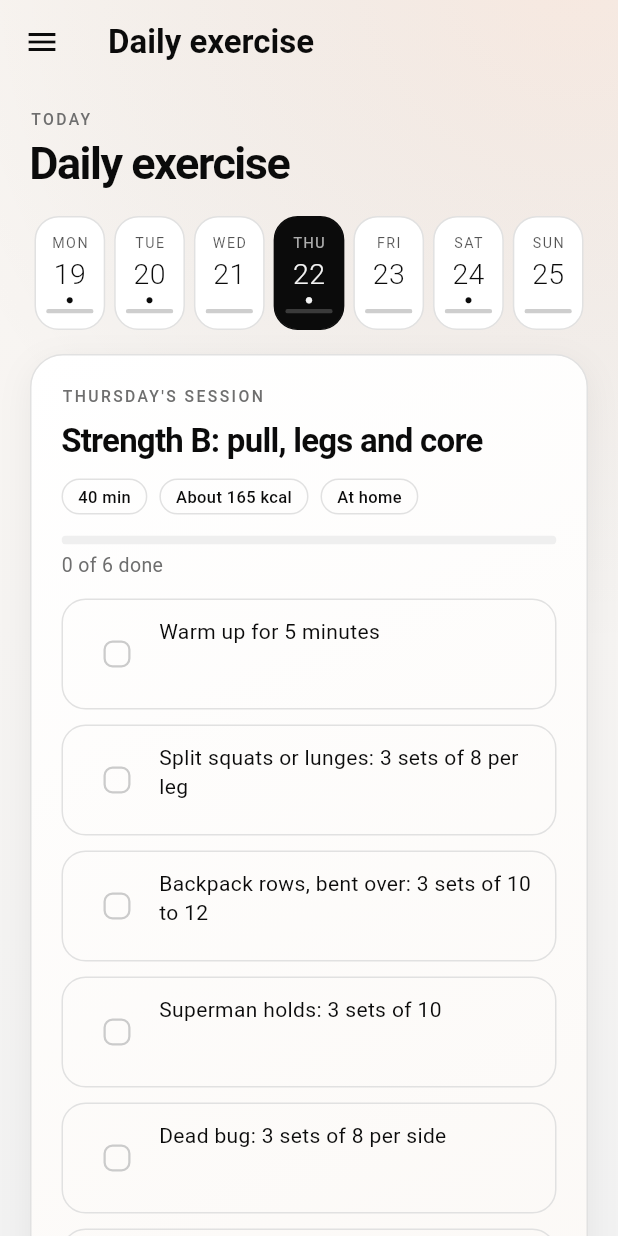
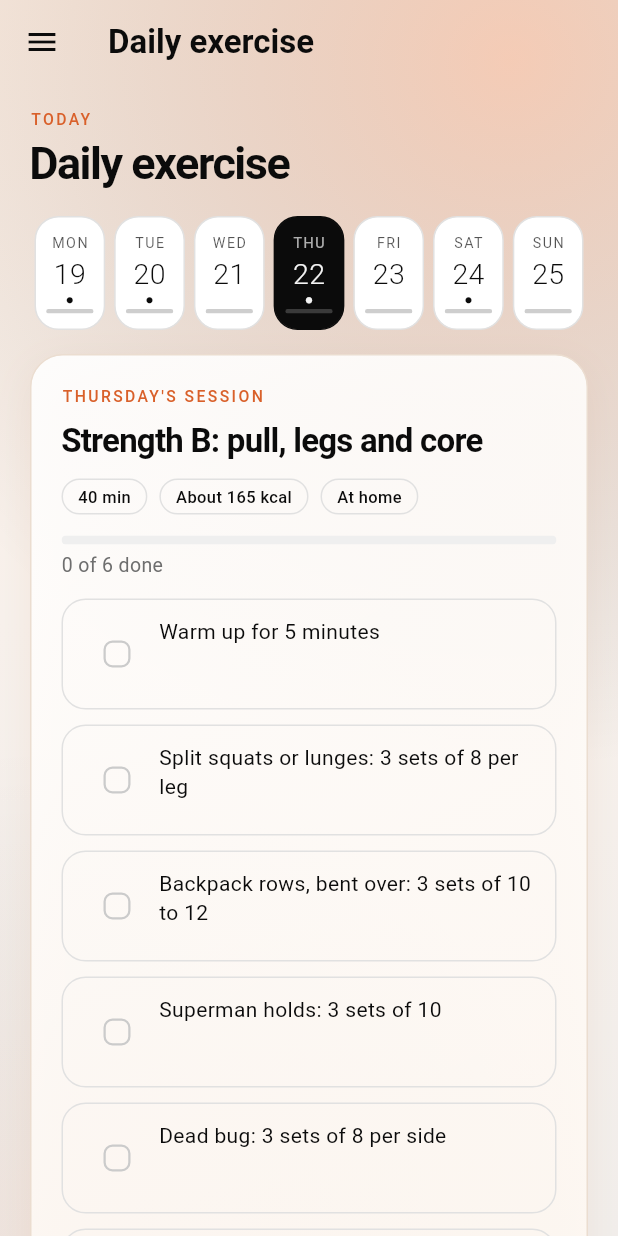
Before and after one commit to usamatech1/pureburn, a Flutter app: the screen it shows after launch, after a tap on "WORKOUT", on a phone screen of 412 x 824 dp. Run offline on Flutter 3.47's test engine with Material 3 defaults, Android fonts, the phone set to English and light mode, and no system bars; our stand-ins replace flutter_local_notifications, google_sign_in, local_auth, pedometer, permission_handler, share_plus and 2 more; missing offline and left inert: dart:html.

Commit message:
Richer ember ambience (breathing glow, glass cards, ember accents) and cleaner set fields with column headers
Co-Authored-By: Claude Sonnet 5.5 <noreply@anthropic.com>
Claude-Session: https://claude.ai/code/session_01UnSAGRW2TjAb1brdbYaeEo

```diff
--- a/lib/main.dart
+++ b/lib/main.dart
@@ -20,12 +20,12 @@ void main() {
 ThemeData _theme(Brightness b) {
   final dark = b == Brightness.dark;
   final scheme = ColorScheme.fromSeed(seedColor: Colors.black, brightness: b).copyWith(
-    primary: dark ? Colors.white : Colors.black,
-    onPrimary: dark ? Colors.black : Colors.white,
+    primary: dark ? const Color(0xFFF28A55) : const Color(0xFFC9531F),
+    onPrimary: dark ? const Color(0xFF1A0D06) : Colors.white,
     surface: dark ? const Color(0xFF050505) : const Color(0xFFF4F4F4),
     onSurface: dark ? const Color(0xFFF5F5F5) : const Color(0xFF0B0B0B),
-    secondaryContainer: dark ? Colors.white : Colors.black,
-    onSecondaryContainer: dark ? Colors.black : Colors.white,
+    secondaryContainer: dark ? const Color(0xFFF28A55) : const Color(0xFFC9531F),
+    onSecondaryContainer: dark ? const Color(0xFF1A0D06) : Colors.white,
     outline: dark ? const Color(0xFF3A3A3A) : const Color(0xFFCBCBCB),
   );
   return ThemeData(
@@ -209,8 +209,8 @@ class _NavBtn extends StatelessWidget {
   const _NavBtn({required this.m, required this.on, required this.onTap});
   @override
   Widget build(BuildContext context) {
-    final bg = on ? fg(context) : Colors.transparent;
-    final ink = on ? Theme.of(context).colorScheme.surface : muted(context);
+    final bg = on ? accent(context).withOpacity(0.16) : Colors.transparent;
+    final ink = on ? accent(context) : muted(context);
     return Padding(
       padding: const EdgeInsets.symmetric(vertical: 1),
       child: InkWell(
@@ -218,7 +218,7 @@ class _NavBtn extends StatelessWidget {
         onTap: onTap,
         child: Container(
           padding: const EdgeInsets.symmetric(horizontal: 12, vertical: 11),
-          decoration: BoxDecoration(color: bg, borderRadius: BorderRadius.circular(14)),
+          decoration: BoxDecoration(color: bg, borderRadius: BorderRadius.circular(14), border: Border.all(color: on ? accent(context).withOpacity(0.35) : Colors.transparent)),
           child: Row(children: [
             Icon(m.icon, size: 19, color: ink),
             const SizedBox(width: 12),
--- a/lib/ui.dart
+++ b/lib/ui.dart
@@ -22,37 +22,73 @@ void buzz([bool strong = false]) {
   }
 }
 
-/// Soft, calm backdrop: a faint warm glow at the top over a deep gradient.
-class Ambient extends StatelessWidget {
+/// Calm backdrop: a deep gradient with a warm glow that slowly breathes.
+class Ambient extends StatefulWidget {
   final Widget child;
   const Ambient({super.key, required this.child});
   @override
+  State<Ambient> createState() => _AmbientState();
+}
+
+class _AmbientState extends State<Ambient> with SingleTickerProviderStateMixin {
+  late final AnimationController _c = AnimationController(vsync: this, duration: const Duration(seconds: 9));
+
+  @override
+  void initState() {
+    super.initState();
+    _c.repeat(reverse: true);
+  }
+
+  @override
+  void dispose() {
+    _c.dispose();
+    super.dispose();
+  }
+
+  @override
   Widget build(BuildContext context) {
     final dark = Theme.of(context).brightness == Brightness.dark;
+    final a = accent(context);
+    final still = MediaQuery.of(context).disableAnimations;
     return Stack(children: [
       Positioned.fill(
         child: RepaintBoundary(
-          child: DecoratedBox(
+          child: AnimatedBuilder(
+            animation: still ? const AlwaysStoppedAnimation<double>(0.5) : _c,
+            builder: (context, _) {
+              final t = Curves.easeInOut.transform(still ? 0.5 : _c.value);
+              return DecoratedBox(
                 decoration: BoxDecoration(
                   gradient: LinearGradient(
                     begin: Alignment.topCenter,
                     end: Alignment.bottomCenter,
-                colors: dark ? const [Color(0xFF0E0C0B), Color(0xFF050505)] : const [Color(0xFFFAF6F2), Color(0xFFF2F2F2)],
+                    colors: dark ? const [Color(0xFF120D0A), Color(0xFF060505), Color(0xFF040404)] : const [Color(0xFFFFF1E6), Color(0xFFF7F1EC), Color(0xFFF1EEEB)],
                   ),
                 ),
                 child: DecoratedBox(
                   decoration: BoxDecoration(
                     gradient: RadialGradient(
-                  center: const Alignment(0.85, -1.05),
-                  radius: 1.1,
-                  colors: [accent(context).withOpacity(dark ? 0.10 : 0.09), Colors.transparent],
+                      center: Alignment(0.9 - 0.25 * t, -1.0 + 0.1 * t),
+                      radius: 0.9 + 0.25 * t,
+                      colors: [a.withOpacity((dark ? 0.22 : 0.20) + 0.06 * t), Colors.transparent],
+                    ),
+                  ),
+                  child: DecoratedBox(
+                    decoration: BoxDecoration(
+                      gradient: RadialGradient(
+                        center: Alignment(-1.0 + 0.2 * t, 1.05),
+                        radius: 0.85,
+                        colors: [a.withOpacity(dark ? 0.09 : 0.08), Colors.transparent],
                       ),
                     ),
                   ),
                 ),
+              );
+            },
           ),
         ),
-      child,
+      ),
+      widget.child,
     ]);
   }
 }
@@ -64,23 +100,35 @@ class Box extends StatelessWidget {
   const Box({super.key, required this.child, this.padding = const EdgeInsets.all(20), this.dark = false});
   @override
   Widget build(BuildContext context) {
-    return Container(
+    final night = Theme.of(context).brightness == Brightness.dark;
+    final a = accent(context);
+    final deco = dark
+        ? BoxDecoration(
+            gradient: const LinearGradient(begin: Alignment.topLeft, end: Alignment.bottomRight, colors: [Color(0xFF17110D), Color(0xFF0A0A0A)]),
+            borderRadius: BorderRadius.circular(22),
+            border: Border.all(color: a.withOpacity(0.28)),
+            boxShadow: [BoxShadow(color: a.withOpacity(0.10), blurRadius: 28, offset: const Offset(0, 10))],
+          )
+        : BoxDecoration(
+            gradient: night
+                ? const LinearGradient(begin: Alignment.topLeft, end: Alignment.bottomRight, colors: [Color(0xCC1B1612), Color(0xCC0E0C0B)])
+                : const LinearGradient(begin: Alignment.topLeft, end: Alignment.bottomRight, colors: [Color(0xE6FFFFFF), Color(0xD9FFF8F1)]),
+            borderRadius: BorderRadius.circular(22),
+            border: Border.all(color: night ? const Color(0x24FFFFFF) : const Color(0xFFEBDDD0)),
+            boxShadow: night ? null : const [BoxShadow(color: Color(0x14B45A28), blurRadius: 22, offset: Offset(0, 8))],
+          );
+    final body = Container(
       width: double.infinity,
       padding: padding,
-      decoration: BoxDecoration(
-        color: dark ? const Color(0xFF0B0B0B) : null,
-        gradient: dark
-            ? null
-            : (Theme.of(context).brightness == Brightness.dark
-                ? const LinearGradient(begin: Alignment.topLeft, end: Alignment.bottomRight, colors: [Color(0xFF151413), Color(0xFF0E0E0E)])
-                : const LinearGradient(begin: Alignment.topLeft, end: Alignment.bottomRight, colors: [Colors.white, Color(0xFFFBF8F5)])),
-        borderRadius: BorderRadius.circular(22),
-        border: Border.all(color: dark ? const Color(0xFF2A2A2A) : line(context)),
-        boxShadow: Theme.of(context).brightness == Brightness.dark || dark
-            ? null
-            : const [BoxShadow(color: Color(0x0F000000), blurRadius: 18, offset: Offset(0, 6))],
-      ),
+      decoration: deco,
       child: dark ? DefaultTextStyle.merge(style: const TextStyle(color: Colors.white), child: child) : child,
+    );
+    return TweenAnimationBuilder<double>(
+      tween: Tween<double>(begin: 0, end: 1),
+      duration: const Duration(milliseconds: 380),
+      curve: Curves.easeOutCubic,
+      builder: (context, v, w) => Opacity(opacity: v, child: Transform.translate(offset: Offset(0, 12 * (1 - v)), child: w)),
+      child: body,
     );
   }
 }
@@ -91,7 +139,7 @@ class Eyebrow extends StatelessWidget {
   const Eyebrow(this.t, {super.key, this.onDark = false});
   @override
   Widget build(BuildContext context) => Text(tr(t).toUpperCase(),
-      style: TextStyle(fontSize: 10.5, letterSpacing: 1.6, fontWeight: FontWeight.w500, color: onDark ? const Color(0xFFA6A6A6) : muted(context)));
+      style: TextStyle(fontSize: 10.5, letterSpacing: 1.6, fontWeight: FontWeight.w500, color: onDark ? const Color(0xFFD9A98C) : accent(context)));
 }
 
 class H1 extends StatelessWidget {
--- a/lib/workout_pages.dart
+++ b/lib/workout_pages.dart
@@ -184,7 +184,7 @@ class _WorkoutPageState extends State<WorkoutPage> {
   Widget _setRow(ExItem e, int n, String date, int i, List<SetLog> l) {
     final s = l[i];
     return Padding(
-      padding: const EdgeInsets.only(top: 12, bottom: 4),
+      padding: const EdgeInsets.only(bottom: 10),
       child: Row(children: [
         SizedBox(width: 44, child: Text('Set ${i + 1}', style: TextStyle(color: muted(context), fontSize: 12.5))),
         SizedBox(
@@ -194,7 +194,7 @@ class _WorkoutPageState extends State<WorkoutPage> {
             initialValue: '${s.reps}',
             keyboardType: TextInputType.number,
             textAlign: TextAlign.center,
-            decoration: InputDecoration(isDense: true, labelText: e.hold ? 'sec' : 'reps', floatingLabelBehavior: FloatingLabelBehavior.always, contentPadding: const EdgeInsets.symmetric(horizontal: 8, vertical: 12)),
+            decoration: const InputDecoration(isDense: true, hintText: '0', contentPadding: EdgeInsets.symmetric(horizontal: 8, vertical: 13)),
             onChanged: (v) {
               s.reps = int.tryParse(v) ?? s.reps;
               app.persist();
@@ -209,7 +209,7 @@ class _WorkoutPageState extends State<WorkoutPage> {
             initialValue: s.kg == 0 ? '' : tidy(s.kg),
             keyboardType: const TextInputType.numberWithOptions(decimal: true),
             textAlign: TextAlign.center,
-            decoration: const InputDecoration(isDense: true, labelText: 'kg', floatingLabelBehavior: FloatingLabelBehavior.always, contentPadding: EdgeInsets.symmetric(horizontal: 8, vertical: 12)),
+            decoration: const InputDecoration(isDense: true, hintText: 'kg', contentPadding: EdgeInsets.symmetric(horizontal: 8, vertical: 13)),
             onChanged: (v) {
               s.kg = double.tryParse(v.replaceAll(',', '.')) ?? 0;
               app.persist();
@@ -265,6 +265,15 @@ class _WorkoutPageState extends State<WorkoutPage> {
             ),
           if (info != null && isOpen) _info(info),
           const SizedBox(height: 6),
+          Padding(
+            padding: const EdgeInsets.only(top: 6, bottom: 6),
+            child: Row(children: [
+              const SizedBox(width: 44),
+              SizedBox(width: 76, child: Center(child: Muted(e.hold ? 'Seconds' : 'Reps', size: 12))),
+              const SizedBox(width: 8),
+              const SizedBox(width: 84, child: Center(child: Muted('Weight (kg)', size: 12))),
+            ]),
+          ),
           for (var i = 0; i < n; i++) _setRow(e, n, date, i, l),
         ]),
       ),
```
Lines whose indentation alone changed are shown as unchanged.
